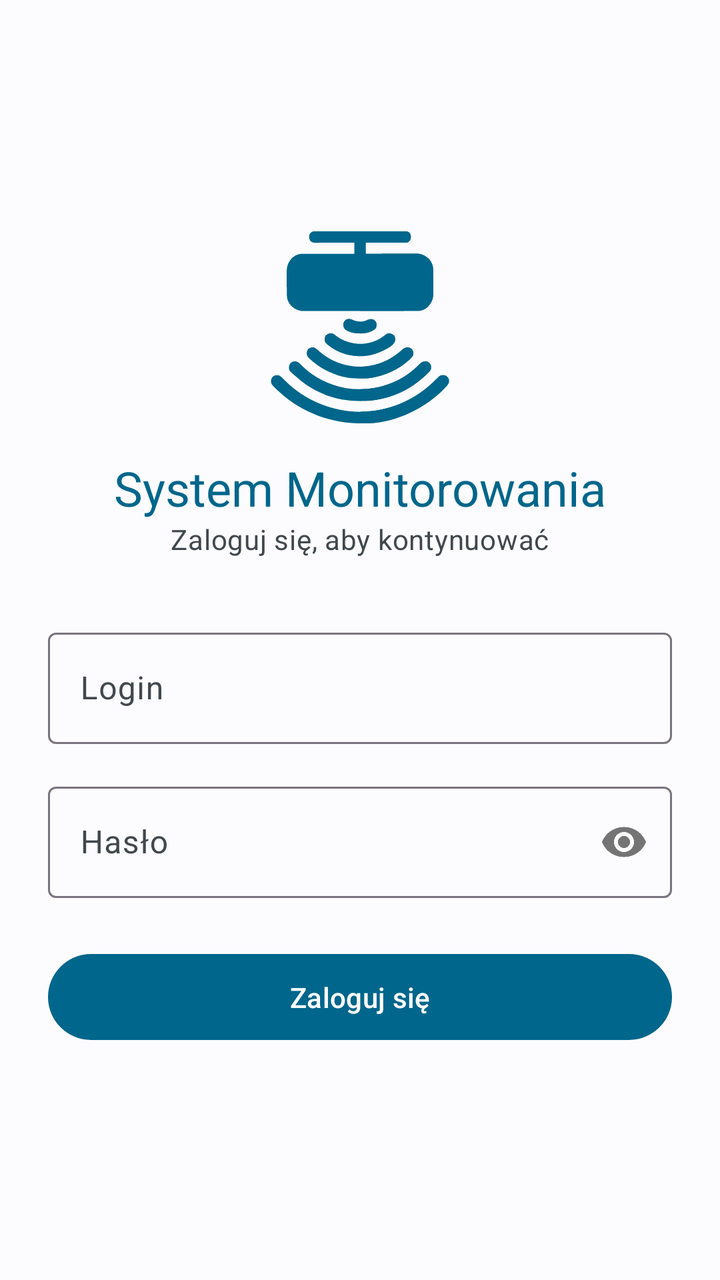
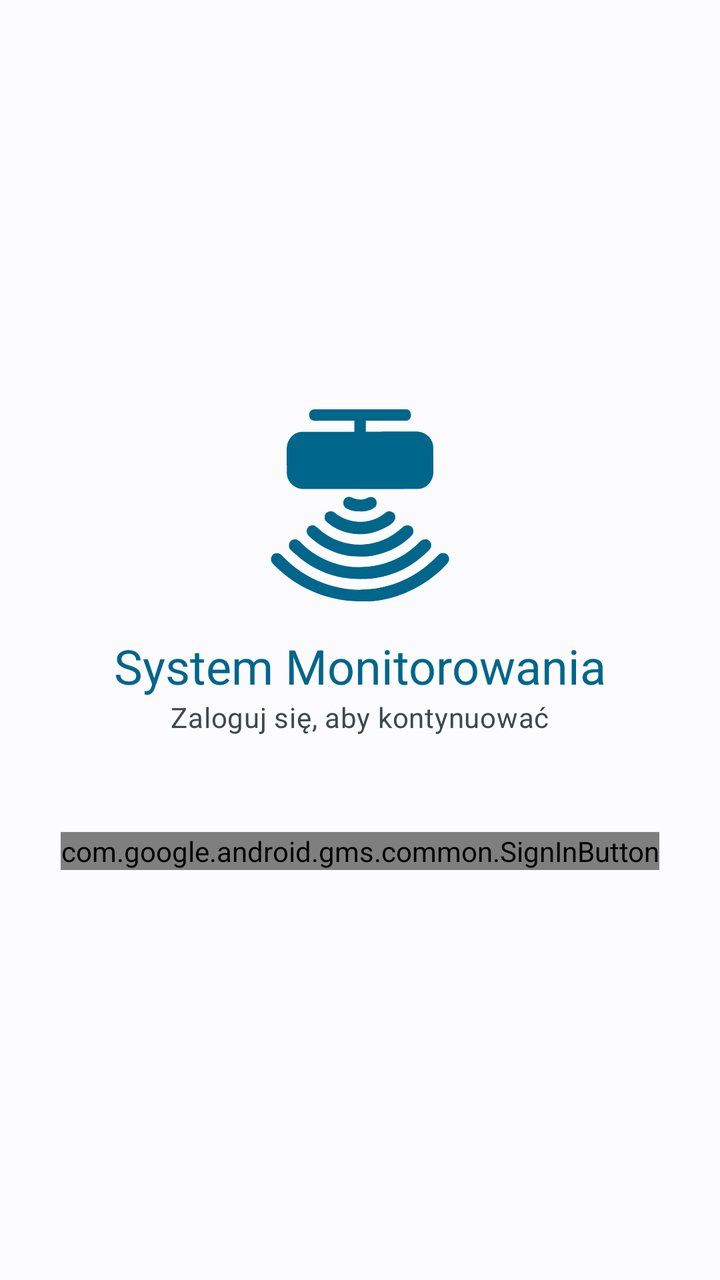

Two renders of the same Android screen: before a commit and after it. Below are the layout's source before the change and the commit's diff.
<!-- AndroidManifest.xml: application theme Theme.Bazunia -->
<!-- res/layout/activity_login.xml -->
<?xml version="1.0" encoding="utf-8"?>
<LinearLayout xmlns:android="http://schemas.android.com/apk/res/android"
    xmlns:app="http://schemas.android.com/apk/res-auto"
    android:layout_width="match_parent"
    android:layout_height="match_parent"
    android:gravity="center"
    android:orientation="vertical"
    android:padding="24dp">

    <ImageView
        android:layout_width="96dp"
        android:layout_height="96dp"
        android:src="@drawable/ic_sensor"
        app:tint="?attr/colorPrimary"
        android:contentDescription="@string/app_logo_description" />

    <TextView
        android:layout_width="wrap_content"
        android:layout_height="wrap_content"
        android:layout_marginTop="16dp"
        android:text="@string/monitoring_system_title"
        android:textAppearance="@style/TextAppearance.Material3.HeadlineSmall"
        android:textColor="?attr/colorPrimary" />

    <TextView
        android:layout_width="wrap_content"
        android:layout_height="wrap_content"
        android:layout_marginBottom="32dp"
        android:text="@string/login_to_continue"
        android:textAppearance="@style/TextAppearance.Material3.BodyMedium"
        android:textColor="?attr/colorOnSurfaceVariant" />

    <com.google.android.material.textfield.TextInputLayout
        android:layout_width="match_parent"
        android:layout_height="wrap_content"
        style="@style/Widget.Material3.TextInputLayout.OutlinedBox"
        android:hint="@string/login_hint">

        <com.google.android.material.textfield.TextInputEditText
            android:id="@+id/editTextLogin"
            android:layout_width="match_parent"
            android:layout_height="wrap_content"
            android:inputType="text"
            android:maxLines="1" />
    </com.google.android.material.textfield.TextInputLayout>

    <com.google.android.material.textfield.TextInputLayout
        android:layout_width="match_parent"
        android:layout_height="wrap_content"
        android:layout_marginTop="16dp"
        app:passwordToggleEnabled="true"
        style="@style/Widget.Material3.TextInputLayout.OutlinedBox"
        android:hint="@string/password_hint">

        <com.google.android.material.textfield.TextInputEditText
            android:id="@+id/editTextPassword"
            android:layout_width="match_parent"
            android:layout_height="wrap_content"
            android:inputType="textPassword" />
    </com.google.android.material.textfield.TextInputLayout>

    <Button
        android:id="@+id/buttonLogin"
        android:layout_width="match_parent"
        android:layout_height="wrap_content"
        android:layout_marginTop="24dp"
        android:paddingVertical="12dp"
        android:text="@string/login_button_text" />

</LinearLayout>
<!-- resources referenced by this layout -->
<resources>
  <!-- drawable ic_sensor: vector/xml drawable (drawable, 14024 chars, omitted) -->
  <string name="app_logo_description">Logo aplikacji</string>
  <string name="login_button_text">Zaloguj się</string>
  <string name="login_hint">Login</string>
  <string name="login_to_continue">Zaloguj się, aby kontynuować</string>
  <string name="monitoring_system_title">System Monitorowania</string>
  <string name="password_hint">Hasło</string>
  <style name="Theme.Bazunia" parent="Base.Theme.Bazunia" />
  <style name="Base.Theme.Bazunia" parent="Theme.Material3.DayNight.NoActionBar">
          <item name="colorPrimary">@color/colorPrimary</item>
          <item name="colorOnPrimary">@color/colorOnPrimary</item>
          <item name="colorPrimaryContainer">@color/colorPrimaryContainer</item>
          <item name="colorOnPrimaryContainer">@color/colorOnPrimaryContainer</item>
          <item name="colorSecondary">@color/colorSecondary</item>
          <item name="colorOnSecondary">@color/colorOnSecondary</item>
          <item name="android:colorBackground">@color/colorBackground</item>
          <item name="colorOnBackground">@color/colorOnBackground</item>
          <item name="colorSurface">@color/colorSurface</item>
          <item name="colorOnSurface">@color/colorOnSurface</item>
          <item name="colorSurfaceVariant">@color/colorSurfaceVariant</item>
          <item name="colorOnSurfaceVariant">@color/colorOnSurfaceVariant</item>
      </style>
  <color name="colorPrimary">#00668B</color>
  <color name="colorOnPrimary">#FFFFFF</color>
  <color name="colorPrimaryContainer">#CDE5FF</color>
  <color name="colorOnPrimaryContainer">#001E2D</color>
  <color name="colorSecondary">#4F616E</color>
  <color name="colorOnSecondary">#FFFFFF</color>
  <color name="colorBackground">#FCFCFF</color>
  <color name="colorOnBackground">#191C1E</color>
  <color name="colorSurface">#FCFCFF</color>
  <color name="colorOnSurface">#191C1E</color>
  <color name="colorSurfaceVariant">#DDE3EA</color>
  <color name="colorOnSurfaceVariant">#41484D</color>
</resources>

<!-- the commit's change to res/layout/activity_login.xml (unified diff, before → after) -->
@@ -25,46 +25,23 @@
     <TextView
         android:layout_width="wrap_content"
         android:layout_height="wrap_content"
-        android:layout_marginBottom="32dp"
+        android:layout_marginBottom="48dp"
         android:text="@string/login_to_continue"
         android:textAppearance="@style/TextAppearance.Material3.BodyMedium"
         android:textColor="?attr/colorOnSurfaceVariant" />
 
-    <com.google.android.material.textfield.TextInputLayout
-        android:layout_width="match_parent"
+    
+    <com.google.android.gms.common.SignInButton
+        android:id="@+id/btnGoogleSignIn"
+        android:layout_width="wrap_content"
         android:layout_height="wrap_content"
-        style="@style/Widget.Material3.TextInputLayout.OutlinedBox"
-        android:hint="@string/login_hint">
+        android:layout_gravity="center" />
 
-        <com.google.android.material.textfield.TextInputEditText
-            android:id="@+id/editTextLogin"
-            android:layout_width="match_parent"
-            android:layout_height="wrap_content"
-            android:inputType="text"
-            android:maxLines="1" />
-    </com.google.android.material.textfield.TextInputLayout>
-
-    <com.google.android.material.textfield.TextInputLayout
-        android:layout_width="match_parent"
-        android:layout_height="wrap_content"
-        android:layout_marginTop="16dp"
-        app:passwordToggleEnabled="true"
-        style="@style/Widget.Material3.TextInputLayout.OutlinedBox"
-        android:hint="@string/password_hint">
-
-        <com.google.android.material.textfield.TextInputEditText
-            android:id="@+id/editTextPassword"
-            android:layout_width="match_parent"
-            android:layout_height="wrap_content"
-            android:inputType="textPassword" />
-    </com.google.android.material.textfield.TextInputLayout>
-
-    <Button
-        android:id="@+id/buttonLogin"
-        android:layout_width="match_parent"
+    <ProgressBar
+        android:id="@+id/loginProgressBar"
+        android:layout_width="wrap_content"
         android:layout_height="wrap_content"
         android:layout_marginTop="24dp"
-        android:paddingVertical="12dp"
-        android:text="@string/login_button_text" />
+        android:visibility="gone" />
 
 </LinearLayout>
<!-- resource entries referenced after the edit -->
@@ -2,11 +2,8 @@
 <resources>
   <!-- drawable ic_sensor: vector/xml drawable (drawable, 14024 chars, omitted) -->
   <string name="app_logo_description">Logo aplikacji</string>
-  <string name="login_button_text">Zaloguj się</string>
-  <string name="login_hint">Login</string>
   <string name="login_to_continue">Zaloguj się, aby kontynuować</string>
   <string name="monitoring_system_title">System Monitorowania</string>
-  <string name="password_hint">Hasło</string>
   <style name="Theme.Bazunia" parent="Base.Theme.Bazunia" />
   <style name="Base.Theme.Bazunia" parent="Theme.Material3.DayNight.NoActionBar">
           <item name="colorPrimary">@color/colorPrimary</item>
